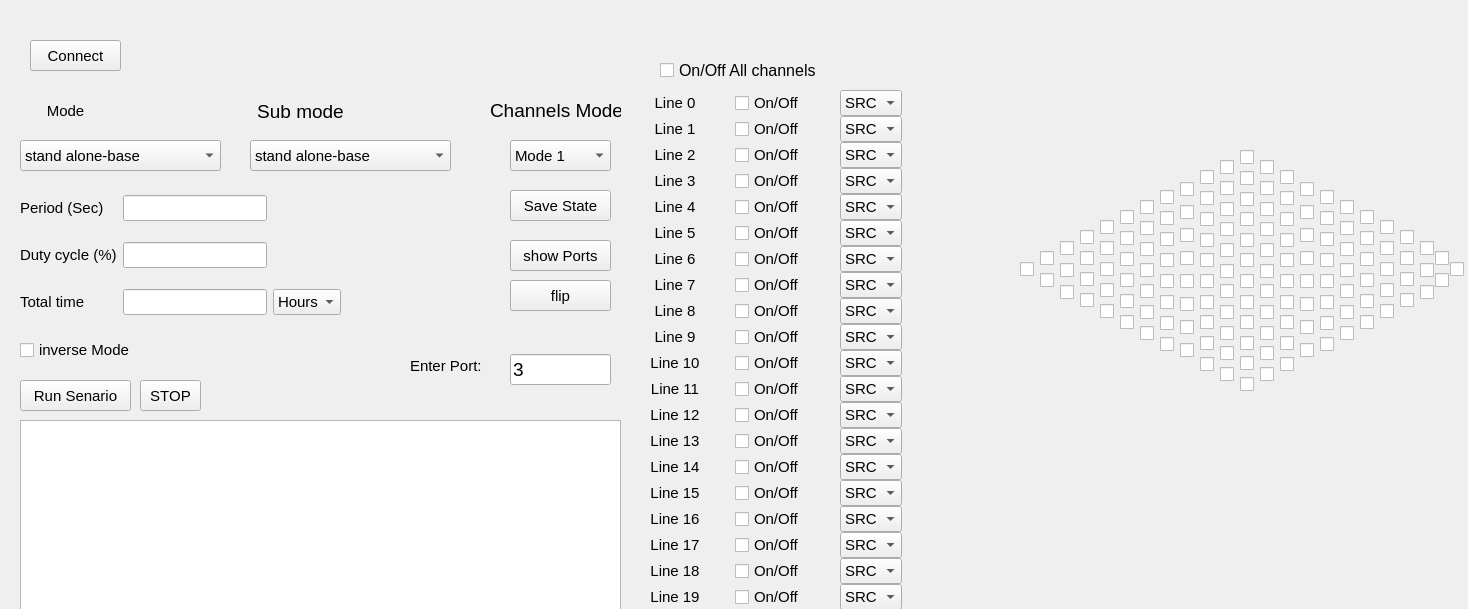
Before: the Qt Designer form PCB_GUI.ui in Omer-DN/Ennocure, drawn with Qt 5.
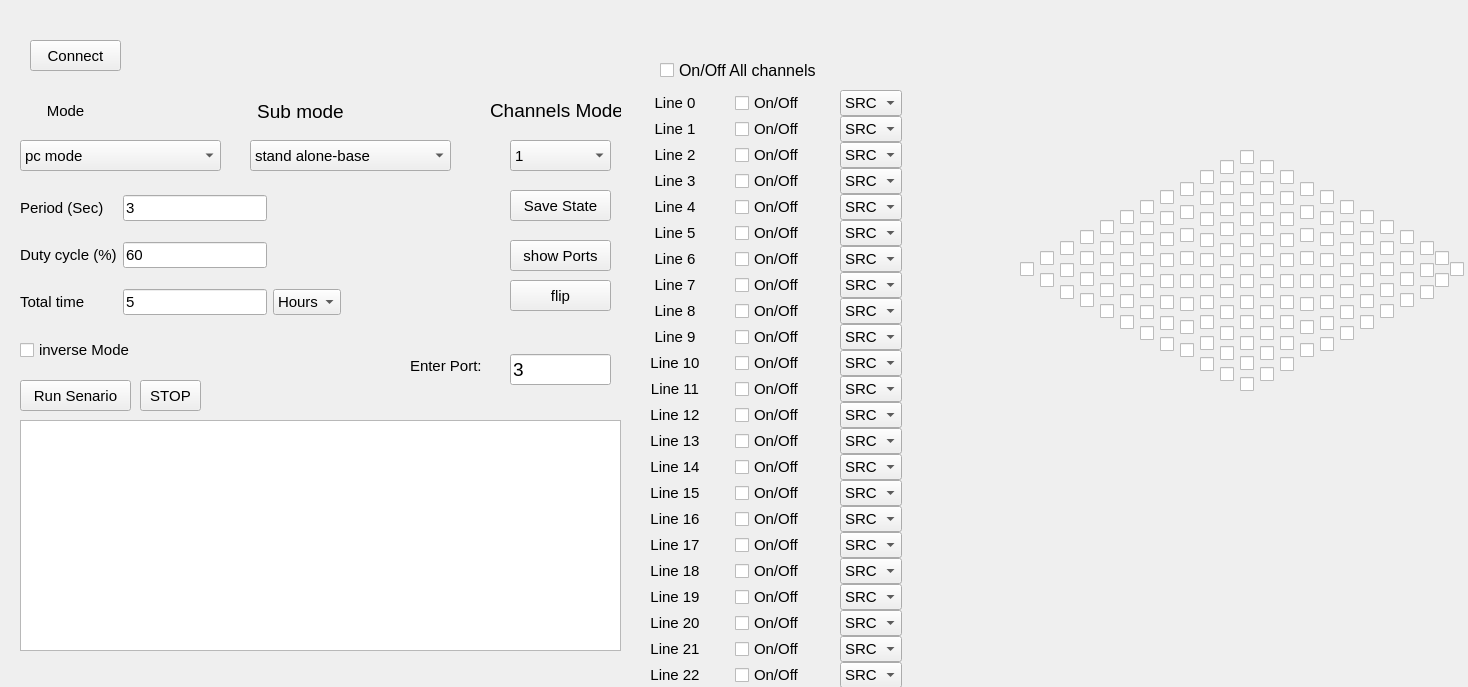
After: the same form once the commit is applied.

The edit to the form file:
```diff
--- a/PCB_GUI.ui
+++ b/PCB_GUI.ui
@@ -7,7 +7,7 @@
     <x>0</x>
     <y>0</y>
     <width>1468</width>
-    <height>609</height>
+    <height>687</height>
    </rect>
   </property>
   <property name="font">
@@ -34,7 +34,7 @@
    </property>
    <item>
     <property name="text">
-     <string>stand alone-base</string>
+     <string>pc mode</string>
     </property>
    </item>
    <item>
@@ -103,7 +103,7 @@
        <string>&lt;html&gt;&lt;head/&gt;&lt;body&gt;&lt;p align=&quot;center&quot;&gt;&lt;br/&gt;&lt;/p&gt;&lt;/body&gt;&lt;/html&gt;</string>
       </property>
       <property name="text">
-       <string/>
+       <string>3</string>
       </property>
      </widget>
     </item>
@@ -118,7 +118,7 @@
        <string>&lt;html&gt;&lt;head/&gt;&lt;body&gt;&lt;p align=&quot;center&quot;&gt;&lt;br/&gt;&lt;/p&gt;&lt;/body&gt;&lt;/html&gt;</string>
       </property>
       <property name="text">
-       <string/>
+       <string>5</string>
       </property>
      </widget>
     </item>
@@ -171,7 +171,7 @@
        <string>&lt;html&gt;&lt;head/&gt;&lt;body&gt;&lt;p align=&quot;center&quot;&gt;&lt;br/&gt;&lt;/p&gt;&lt;/body&gt;&lt;/html&gt;</string>
       </property>
       <property name="text">
-       <string/>
+       <string>60</string>
       </property>
      </widget>
     </item>
@@ -1309,7 +1309,7 @@
    </property>
    <item>
     <property name="text">
-     <string>Mode 1</string>
+     <string>1</string>
     </property>
    </item>
    <item>
```
Left out of the diff: 10 changed lines with no effect on the pictures.
